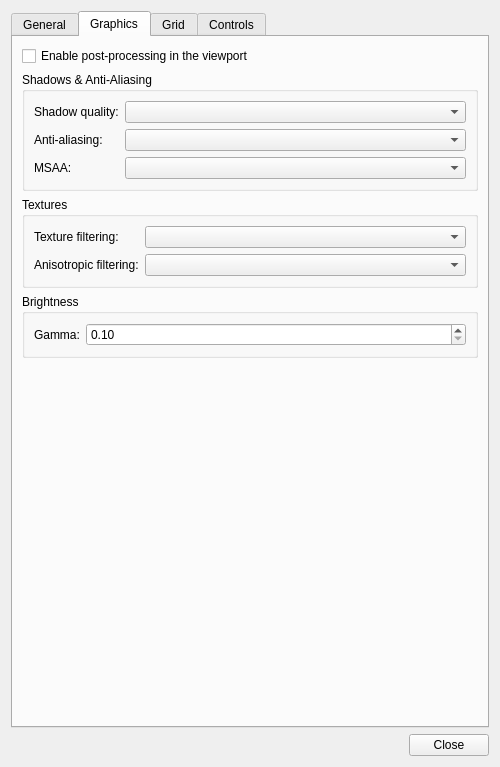
This is qtfred/ui/PreferencesDialog.ui in scp-fs2open/fs2open.github.com as Qt 5 draws it before an edit. The edited form follows.
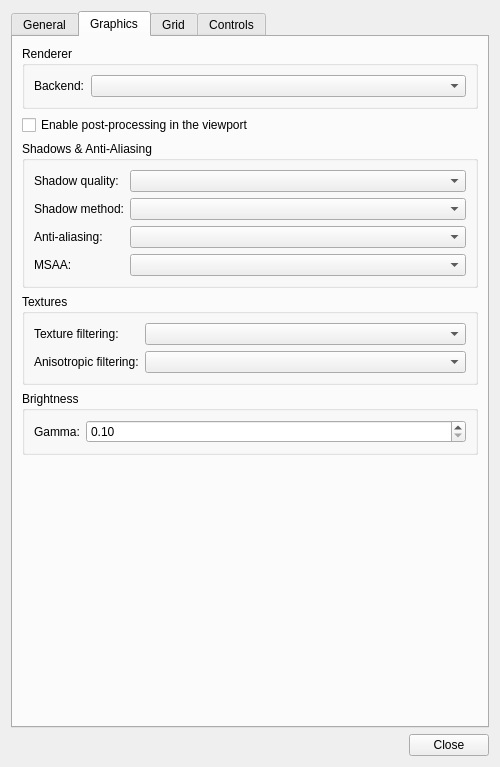
This is the edited form. The open tabs and pages were chosen to show the change.

Commit message: Update Vulkan backend to support off-screen frame recycling

```diff
--- a/qtfred/ui/PreferencesDialog.ui
+++ b/qtfred/ui/PreferencesDialog.ui
@@ -404,6 +404,29 @@
        <string>Graphics</string>
       </attribute>
       <layout class="QVBoxLayout" name="graphicsLayout">
+       <item>
+        <widget class="QGroupBox" name="rendererGroup">
+         <property name="title">
+          <string>Renderer</string>
+         </property>
+         <layout class="QFormLayout" name="rendererLayout">
+          <item row="0" column="0">
+           <widget class="QLabel" name="backendLabel">
+            <property name="text">
+             <string>Backend:</string>
+            </property>
+           </widget>
+          </item>
+          <item row="0" column="1">
+           <widget class="QComboBox" name="backendCombo">
+            <property name="toolTip">
+             <string>Graphics API the viewport renders with. Vulkan is only offered when this build was compiled with it and Qt's own Vulkan support. Restarting qtFRED is required for a change to take effect, and an explicit -vulkan/-opengl command-line option always overrides this.</string>
+            </property>
+           </widget>
+          </item>
+         </layout>
+        </widget>
+       </item>
        <item>
         <widget class="QCheckBox" name="enablePostProcessing">
          <property name="toolTip">
@@ -435,27 +458,41 @@
            </widget>
           </item>
           <item row="1" column="0">
+           <widget class="QLabel" name="shadowMethodLabel">
+            <property name="text">
+             <string>Shadow method:</string>
+            </property>
+           </widget>
+          </item>
+          <item row="1" column="1">
+           <widget class="QComboBox" name="shadowMethodCombo">
+            <property name="toolTip">
+             <string>Whether shadows are rendered via cascaded shadow maps or hardware raytracing. Raytraced is only offered on a Vulkan build running on hardware with raytraced-shadow support; the control is greyed out otherwise. Requires post-processing to be enabled.</string>
+            </property>
+           </widget>
+          </item>
+          <item row="2" column="0">
            <widget class="QLabel" name="aaModeLabel">
             <property name="text">
              <string>Anti-aliasing:</string>
             </property>
            </widget>
           </item>
-          <item row="1" column="1">
+          <item row="2" column="1">
            <widget class="QComboBox" name="aaModeCombo">
             <property name="toolTip">
              <string>Post-process anti-aliasing mode used in the viewport. Requires post-processing to be enabled.</string>
             </property>
            </widget>
           </item>
-          <item row="2" column="0">
+          <item row="3" column="0">
            <widget class="QLabel" name="msaaLabel">
             <property name="text">
              <string>MSAA:</string>
             </property>
            </widget>
           </item>
-          <item row="2" column="1">
+          <item row="3" column="1">
            <widget class="QComboBox" name="msaaCombo">
             <property name="toolTip">
              <string>Multisample anti-aliasing used for the viewport's 3D scene. Requires post-processing to be enabled. Restarting qtFRED is required for a change to take effect.</string>
```
Left out of the diff: 2 changed lines with no effect on the pictures. The commit also changes 33 other files.
